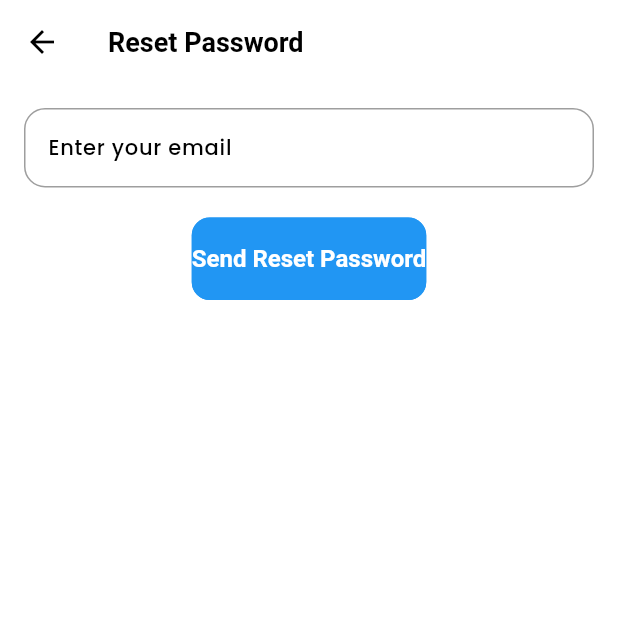
After one commit to adamarichatt/richatt_mobile_socle_v1-main, a Flutter app: the ResetPasswordPage screen opened directly, on a phone screen of 412 x 824 dp, the top half of it. The commit adds this screen. Run offline on Flutter 3.47's test engine with Material 3 defaults, Android fonts, the phone set to English and light mode, and no system bars; our stand-ins replace flutter_native_splash, get, get_storage, iconsax, image_picker, loading_animation_widget and 4 more; accounts and stored records are empty; network calls fail.

Commit message:
commit06/08

```diff
--- a/lib/features/authentication/controllers/login/login_controller.dart
+++ b/lib/features/authentication/controllers/login/login_controller.dart
@@ -57,7 +57,7 @@ class LoginController extends GetxController {
         isLoggedIn.value = true;
         Get.offAll(() => const NavigationMenu());
       } else {
-        throw jsonDecode(response.body)["Message"] ?? "Unknown Error Occured";
+        throw jsonDecode(response.body)["Message"] ?? "Nom d'utilisateur ou mot de passe incorrect.";
       }
     } catch (error) {
       Get.back();
--- /dev/null
+++ b/lib/features/authentication/screens/signup/ResetPasswordPage.dart
@@ -0,0 +1,48 @@
+import 'package:flutter/material.dart';
+import 'package:get/get.dart';
+import 'package:richatt_mobile_socle_v1/features/authentication/controllers/signup/signup_controller.dart';
+import 'package:richatt_mobile_socle_v1/utils/validators/validation.dart';
+
+class ResetPasswordPage extends StatelessWidget {
+  final emailController = TextEditingController();
+  final _formKey = GlobalKey<FormState>();
+  final controller = Get.put(SignupController());
+
+  @override
+  Widget build(BuildContext context) {
+    return Scaffold(
+      appBar: AppBar(title: Text('Reset Password')),
+      body: Padding(
+        padding: const EdgeInsets.all(16.0),
+        child: Form(
+          key: _formKey,
+          child: Column(
+            children: [
+              TextFormField(
+                controller: emailController,
+                decoration: InputDecoration(
+                  labelText: 'Enter your email',
+                  border: OutlineInputBorder(),
+                ),
+                keyboardType: TextInputType.emailAddress,
+                validator:RValidator.validateEmail,
+              ),
+              SizedBox(height: 20),
+              ElevatedButton(
+                onPressed: () {
+                  if (_formKey.currentState!.validate()) {
+                    debugPrint('emailController.text:  '+ emailController.text);
+                    controller.sendResetPasswordEmail(emailController.text);
+                  } else {
+                    Get.snackbar("Erreur", "Veuillez entrer un email valide.");
+                  }
+                },
+                child: Text('Send Reset Password'),
+              ),
+            ],
+          ),
+        ),
+      ),
+    );
+  }
+}
--- a/lib/features/authentication/screens/signup/verification_account.dart
+++ b/lib/features/authentication/screens/signup/verification_account.dart
@@ -1,7 +1,6 @@
 import 'package:flutter/material.dart';
 import 'package:get/get.dart';
 import 'package:richatt_mobile_socle_v1/features/authentication/controllers/signup/signup_controller.dart';
-
 
 
 class VerificationPage extends StatelessWidget {
@@ -25,7 +24,7 @@ class VerificationPage extends StatelessWidget {
             SizedBox(height: 20),
             ElevatedButton(
               onPressed: () {
-                SignupController.instance.updateUserCode(email);
+                SignupController.instance.verifyCode(email, verificationCodeController.text);
               },
               child: Text('Vérifier'),
             ),
--- a/lib/features/richatt/controllers/FavoriteController.dart
+++ b/lib/features/richatt/controllers/FavoriteController.dart
@@ -15,6 +15,7 @@ class FavoriteController extends GetxController {
 
   bool isFavorite(Professional professional) {
     return favoriteProfessionals.any((fav) => fav.id == professional.id);
+
   }
 
   Future<void> toggleFavorite(Professional professional, String idCustomer) async {
--- a/lib/features/richatt/screens/home/widgets/home.dart
+++ b/lib/features/richatt/screens/home/widgets/home.dart
@@ -428,7 +428,7 @@ class HomeScreen extends StatelessWidget {
                     mainAxisAlignment: MainAxisAlignment.spaceBetween,
                     children: [
                       Text(
-                        'Available now',
+                        'Professionals',
                         style: TextStyle(
                           color: Colors.black,
                           fontSize: 20,
--- a/lib/utils/validators/validation.dart
+++ b/lib/utils/validators/validation.dart
@@ -1,18 +1,72 @@
 class RValidator {
 
-  static String? validateEmptyText(String? fieldName, String? value){
-    if(value==null || value.isEmpty){
-      return '$fieldName is required. ';
+//   static String? validateEmptyText(String? fieldName, String? value){
+//     if(value==null || value.isEmpty){
+//       return '$fieldName is required. ';
+//     }
+//     return null;
+//   }
+//   static String? validateEmail(String? value) {
+//     if (value == null || value.isEmpty) {
+//       return 'Email is required.';
+//     }
+// // Regular expression for email validation
+//     final emailRegExp = RegExp(r'^[\w-\.]+@([\w-]+\.) + [\w-]{2,4}$');
+
+//     if (!emailRegExp.hasMatch(value)) {
+//       return 'Invalid email address.';
+//     }
+//     return null;
+//   }
+
+//   static String? validatePassword(String? value) {
+//     if (value == null || value.isEmpty) {
+//       return 'Password is required.';
+//     }
+//     if (value.length < 6) {
+//       return 'Paaword must be at least 6 characters long. ';
+//     }
+//     //Check for uppercase letters
+//     if (!value.contains(RegExp(r'[A-Z]'))) {
+//       return 'Password must contain at least one uppercase letter.';
+//     }
+//     // Check for numbers
+//     if (!value.contains(RegExp(r' [0-9]'))) {
+//       return 'Password must contain at least one number.';
+//     }
+//     // Check for special characters
+//     if (!value.contains(RegExp(r' [!@#$%^&* () , .?" :1}|<>]'))) {
+//       return 'Password must contain at least one special character.';
+//     }
+//     return null;
+//   }
+
+//   static String? validatePhoneNumber(String? value) {
+//     if (value == null || value.isEmpty) {
+//       return 'Phone number is required.';
+//     }
+//     // Regular expression for phone number validation (assuming a 10-digit US phone number format)
+//     final phoneRegExp = RegExp(r'^\d{10}$');
+//     if (!phoneRegExp.hasMatch(value)) {
+//       return 'Invalid phone number format (10 digits required).';
+//     }
+//     return null;
+//   }
+
+
+   static String? validateEmptyText(String? fieldName, String? value) {
+    if (value == null || value.isEmpty) {
+      return '$fieldName is required.';
     }
     return null;
   }
+
   static String? validateEmail(String? value) {
     if (value == null || value.isEmpty) {
       return 'Email is required.';
     }
-// Regular expression for email validation
-    final emailRegExp = RegExp(r'^[\w-\.]+@([\w-]+\.) + [\w-]{2,4}$');
-
+    // Regular expression for email validation
+    final emailRegExp = RegExp(r'^[\w-\.]+@([\w-]+\.)+[\w-]{2,4}$');
     if (!emailRegExp.hasMatch(value)) {
       return 'Invalid email address.';
     }
@@ -23,20 +77,20 @@ class RValidator {
     if (value == null || value.isEmpty) {
       return 'Password is required.';
     }
-    if (value.length < 6) {
-      return 'Paaword must be at least 6 characters long. ';
+    if (value.length < 8) {
+      return 'Password must be at least 8 characters long.';
     }
-    //Check for uppercase letters
+    // Check for uppercase letters
     if (!value.contains(RegExp(r'[A-Z]'))) {
       return 'Password must contain at least one uppercase letter.';
     }
+    // Check for lowercase letters
+    if (!value.contains(RegExp(r'[a-z]'))) {
+      return 'Password must contain at least one lowercase letter.';
+    }
     // Check for numbers
-    if (!value.contains(RegExp(r' [0-9]'))) {
+    if (!value.contains(RegExp(r'[0-9]'))) {
       return 'Password must contain at least one number.';
-    }
-    // Check for special characters
-    if (!value.contains(RegExp(r' [!@#$%^&* () , .?" :1}|<>]'))) {
-      return 'Password must contain at least one special character.';
     }
     return null;
   }
@@ -45,10 +99,20 @@ class RValidator {
     if (value == null || value.isEmpty) {
       return 'Phone number is required.';
     }
-    // Regular expression for phone number validation (assuming a 10-digit US phone number format)
-    final phoneRegExp = RegExp(r'^\d{10}$');
+    // Regular expression for phone number validation (8 digits starting with 2, 3, or 4)
+    final phoneRegExp = RegExp(r'^[234]\d{7}$');
     if (!phoneRegExp.hasMatch(value)) {
-      return 'Invalid phone number format (10 digits required).';
+      return 'Invalid phone number format (8 digits starting with 2, 3, or 4 required).';
+    }
+    return null;
+  }
+
+  static String? validateConfirmPassword(String? value, String password) {
+    if (value == null || value.isEmpty) {
+      return 'Confirmation password is required.';
+    }
+    if (value != password) {
+      return 'Passwords do not match.';
     }
     return null;
   }
```
Also changed, not shown: lib/features/authentication/controllers/signup/signup_controller.dart (+65 -2 lines), lib/features/authentication/screens/login/widgets/login_form.dart (+5 -2 lines), lib/features/authentication/screens/signup/widgets/signup_form.Dart (+59 -47 lines), lib/features/richatt/screens/home/widgets/RSearchPage.dart (line endings or trailing spaces).
